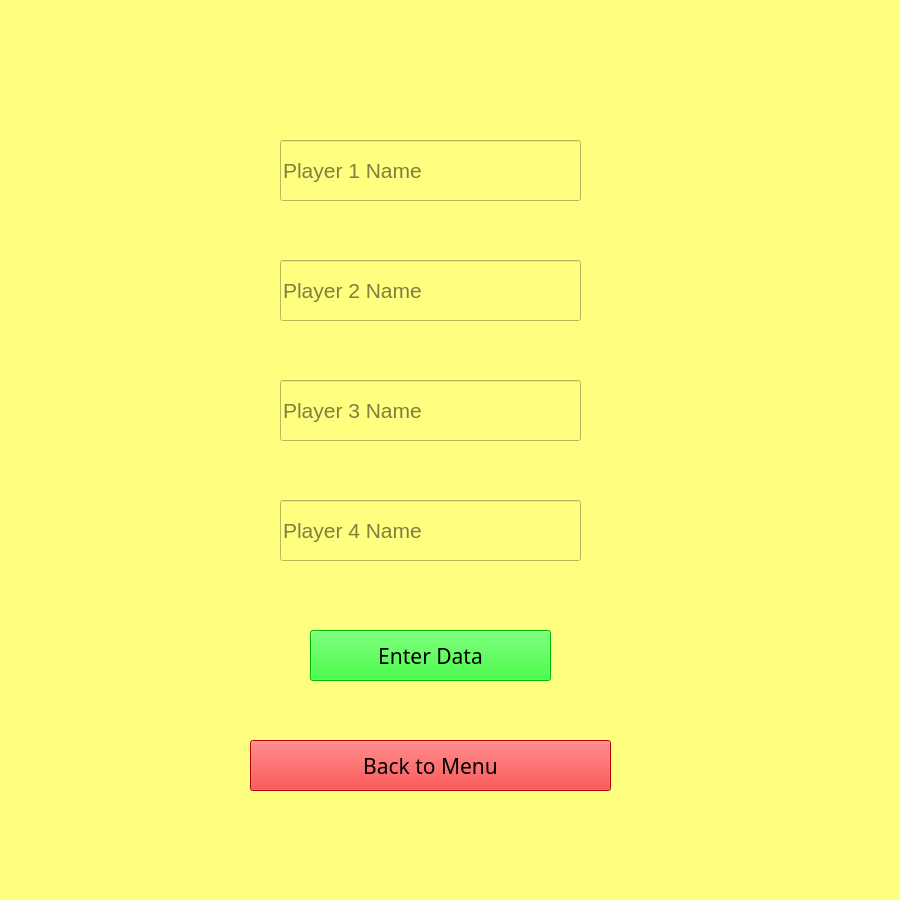
Above: player_menu/player_menu.ui from JH-Byte-Busters/601-Group-Project before the change. Below: the same form after it.
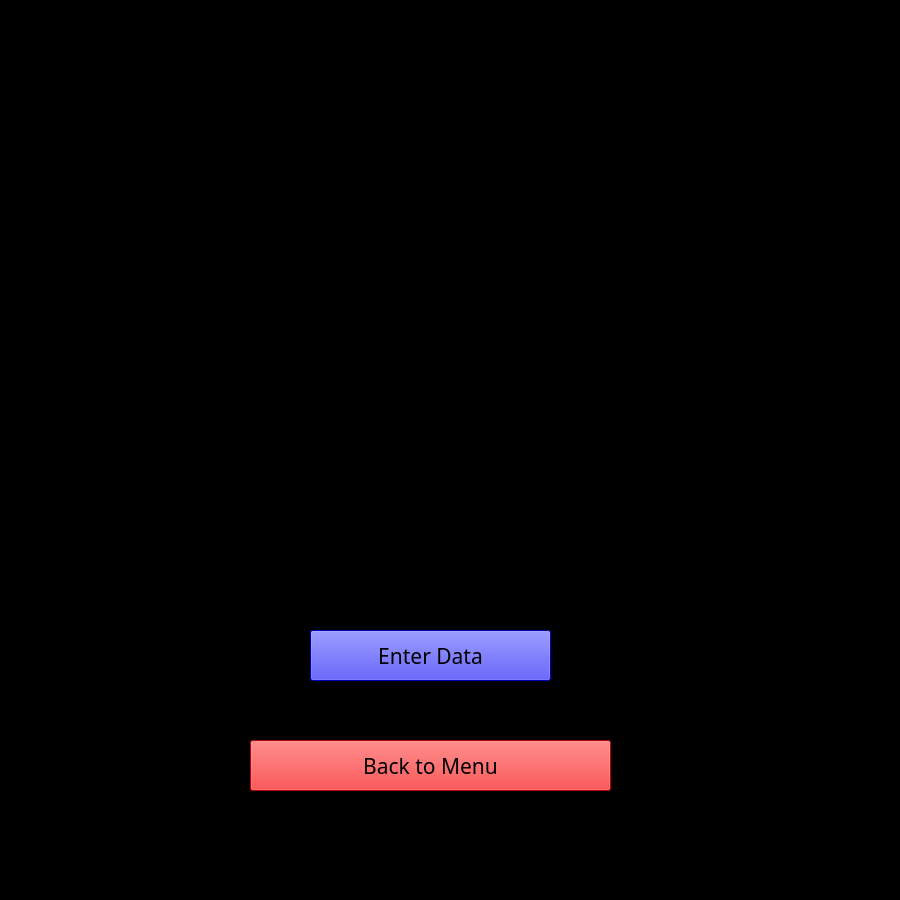
That is the form after the change.

Commit message: fix: Fixed background color inconsistencies in UI code

```diff
--- a/player_menu/player_menu.ui
+++ b/player_menu/player_menu.ui
@@ -14,7 +14,7 @@
    <string>TrivialCompute</string>
   </property>
   <property name="styleSheet">
-   <string notr="true">background-color: rgb(255, 255, 127);</string>
+   <string notr="true">background-color: rgb(0, 0, 0);</string>
   </property>
   <widget class="QPushButton" name="pushButton">
    <property name="geometry">
@@ -35,9 +35,9 @@
     </font>
    </property>
    <property name="styleSheet">
-    <string notr="true">background-color: rgb(0, 255, 0);
+    <string notr="true">background-color: rgb(0, 0, 255);
 font: 87 16pt &quot;Segoe UI Black&quot;;
-border-color: rgb(0, 0, 0);</string>
+border-color: rgb(255, 0, 0);</string>
    </property>
    <property name="text">
     <string>Enter Data</string>
@@ -64,7 +64,7 @@
    <property name="styleSheet">
     <string notr="true">background-color: rgb(255, 0, 0);
 font: 87 16pt &quot;Segoe UI Black&quot;;
-border-color: rgb(0, 0, 0);</string>
+border-color: rgb(0, 0, 255);</string>
    </property>
    <property name="text">
     <string>Back to Menu</string>
@@ -103,7 +103,7 @@
     </font>
    </property>
    <property name="placeholderText">
-    <string>Player 2 Name</string>
+    <string style="color:red">Player 2 Name</string>
    </property>
   </widget>
   <widget class="QLineEdit" name="lineEdit_3">
```
The commit also changes 2 other files.
